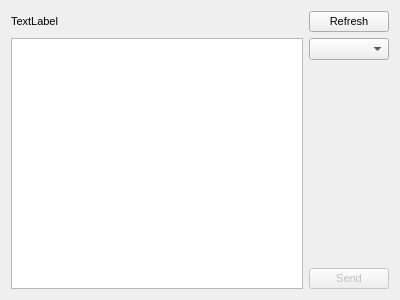
Above: src/ui/loader.ui from simaoamorim/SerialProgramLoader before the change. Below: the same form after it.
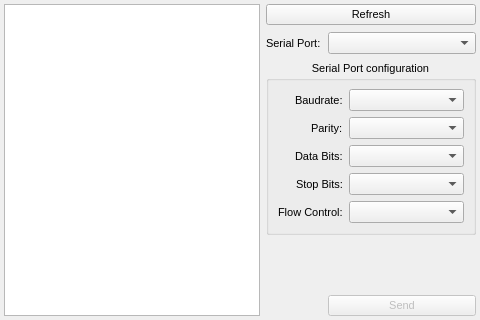
That is the form after the change.

Commit message:
Add serial port configuration to the UI
Selection is the first present value, I will add a configuration to remember the last used values and auto-select them on startup.

```diff
--- a/src/ui/loader.ui
+++ b/src/ui/loader.ui
@@ -6,8 +6,8 @@
    <rect>
     <x>0</x>
     <y>0</y>
-    <width>400</width>
-    <height>300</height>
+    <width>480</width>
+    <height>320</height>
    </rect>
   </property>
   <property name="font">
@@ -19,60 +19,187 @@
    <string>Form</string>
   </property>
   <layout class="QGridLayout" name="gridLayout_2">
+   <property name="leftMargin">
+    <number>4</number>
+   </property>
+   <property name="topMargin">
+    <number>4</number>
+   </property>
+   <property name="rightMargin">
+    <number>4</number>
+   </property>
+   <property name="bottomMargin">
+    <number>4</number>
+   </property>
+   <item row="0" column="1">
+    <widget class="QFrame" name="frame">
+     <layout class="QFormLayout" name="formLayout">
+      <property name="horizontalSpacing">
+       <number>7</number>
+      </property>
+      <property name="verticalSpacing">
+       <number>7</number>
+      </property>
+      <property name="leftMargin">
+       <number>0</number>
+      </property>
+      <property name="topMargin">
+       <number>0</number>
+      </property>
+      <property name="rightMargin">
+       <number>0</number>
+      </property>
+      <property name="bottomMargin">
+       <number>0</number>
+      </property>
+      <item row="2" column="0">
+       <widget class="QLabel" name="port_label">
+        <property name="text">
+         <string>Serial Port:</string>
+        </property>
+       </widget>
+      </item>
+      <item row="2" column="1">
+       <widget class="QComboBox" name="serialPortChooser"/>
+      </item>
+      <item row="3" column="0" colspan="2">
+       <widget class="QGroupBox" name="groupBox">
+        <property name="sizePolicy">
+         <sizepolicy hsizetype="Expanding" vsizetype="Expanding">
+          <horstretch>1</horstretch>
+          <verstretch>0</verstretch>
+         </sizepolicy>
+        </property>
+        <property name="title">
+         <string>Serial Port configuration</string>
+        </property>
+        <property name="alignment">
+         <set>Qt::AlignHCenter|Qt::AlignTop</set>
+        </property>
+        <property name="checkable">
+         <bool>false</bool>
+        </property>
+        <layout class="QFormLayout" name="serialPortConfigurationBox">
+         <property name="labelAlignment">
+          <set>Qt::AlignRight|Qt::AlignTrailing|Qt::AlignVCenter</set>
+         </property>
+         <property name="formAlignment">
+          <set>Qt::AlignLeading|Qt::AlignLeft|Qt::AlignVCenter</set>
+         </property>
+         <item row="0" column="0">
+          <widget class="QLabel" name="baudrate_label">
+           <property name="text">
+            <string>Baudrate:</string>
+           </property>
+           <property name="scaledContents">
+            <bool>false</bool>
+           </property>
+          </widget>
+         </item>
+         <item row="0" column="1">
+          <widget class="QComboBox" name="baudrateChooser"/>
+         </item>
+         <item row="1" column="0">
+          <widget class="QLabel" name="parity_label">
+           <property name="sizePolicy">
+            <sizepolicy hsizetype="Expanding" vsizetype="Preferred">
+             <horstretch>1</horstretch>
+             <verstretch>0</verstretch>
+            </sizepolicy>
+           </property>
+           <property name="text">
+            <string>Parity:</string>
+           </property>
+          </widget>
+         </item>
+         <item row="1" column="1">
+          <widget class="QComboBox" name="parityChooser"/>
+         </item>
+         <item row="2" column="0">
+          <widget class="QLabel" name="label_2">
+           <property name="text">
+            <string>Data Bits:</string>
+           </property>
+           <property name="scaledContents">
+            <bool>false</bool>
+           </property>
+          </widget>
+         </item>
+         <item row="2" column="1">
+          <widget class="QComboBox" name="dataBitsChooser"/>
+         </item>
+         <item row="3" column="0">
+          <widget class="QLabel" name="label_3">
+           <property name="text">
+            <string>Stop Bits:</string>
+           </property>
+           <property name="scaledContents">
+            <bool>false</bool>
+           </property>
+          </widget>
+         </item>
+         <item row="3" column="1">
+          <widget class="QComboBox" name="stopBitsChooser"/>
+         </item>
+         <item row="4" column="1">
+          <widget class="QComboBox" name="flowControlChooser"/>
+         </item>
+         <item row="4" column="0">
+          <widget class="QLabel" name="label">
+           <property name="text">
+            <string>Flow Control:</string>
+           </property>
+          </widget>
+         </item>
+        </layout>
+       </widget>
+      </item>
+      <item row="5" column="1">
+       <widget class="QPushButton" name="sendButton">
+        <property name="enabled">
+         <bool>false</bool>
+        </property>
+        <property name="text">
+         <string>Send</string>
+        </property>
+       </widget>
+      </item>
+      <item row="1" column="0" colspan="2">
+       <widget class="QPushButton" name="updateProgramListButton">
+        <property name="text">
+         <string>Refresh</string>
+        </property>
+       </widget>
+      </item>
+      <item row="4" column="1">
+       <spacer name="verticalSpacer">
+        <property name="orientation">
+         <enum>Qt::Vertical</enum>
+        </property>
+        <property name="sizeHint" stdset="0">
+         <size>
+          <width>20</width>
+          <height>40</height>
+         </size>
+        </property>
+       </spacer>
+      </item>
+     </layout>
+    </widget>
+   </item>
    <item row="0" column="0">
-    <widget class="QLabel" name="label">
-     <property name="text">
-      <string>TextLabel</string>
-     </property>
-    </widget>
-   </item>
-   <item row="1" column="2">
-    <layout class="QVBoxLayout" name="verticalLayout">
-     <property name="spacing">
-      <number>7</number>
-     </property>
-     <item>
-      <widget class="QComboBox" name="serialPortChooser"/>
-     </item>
-     <item>
-      <spacer name="verticalSpacer">
-       <property name="orientation">
-        <enum>Qt::Vertical</enum>
-       </property>
-       <property name="sizeHint" stdset="0">
-        <size>
-         <width>20</width>
-         <height>40</height>
-        </size>
-       </property>
-      </spacer>
-     </item>
-     <item>
-      <widget class="QPushButton" name="sendButton">
-       <property name="enabled">
-        <bool>false</bool>
-       </property>
-       <property name="text">
-        <string>Send</string>
-       </property>
-      </widget>
-     </item>
-    </layout>
-   </item>
-   <item row="1" column="0">
     <widget class="QListWidget" name="programListWidget">
+     <property name="sizePolicy">
+      <sizepolicy hsizetype="MinimumExpanding" vsizetype="MinimumExpanding">
+       <horstretch>0</horstretch>
+       <verstretch>0</verstretch>
+      </sizepolicy>
+     </property>
      <property name="selectionRectVisible">
       <bool>true</bool>
      </property>
     </widget>
    </item>
-   <item row="0" column="2">
-    <widget class="QPushButton" name="updateProgramListButton">
-     <property name="text">
-      <string>Refresh</string>
-     </property>
-    </widget>
-   </item>
   </layout>
  </widget>
  <resources/>
```
Left out of the diff: 3 changed lines with no effect on the pictures. The commit also changes 2 other files.
